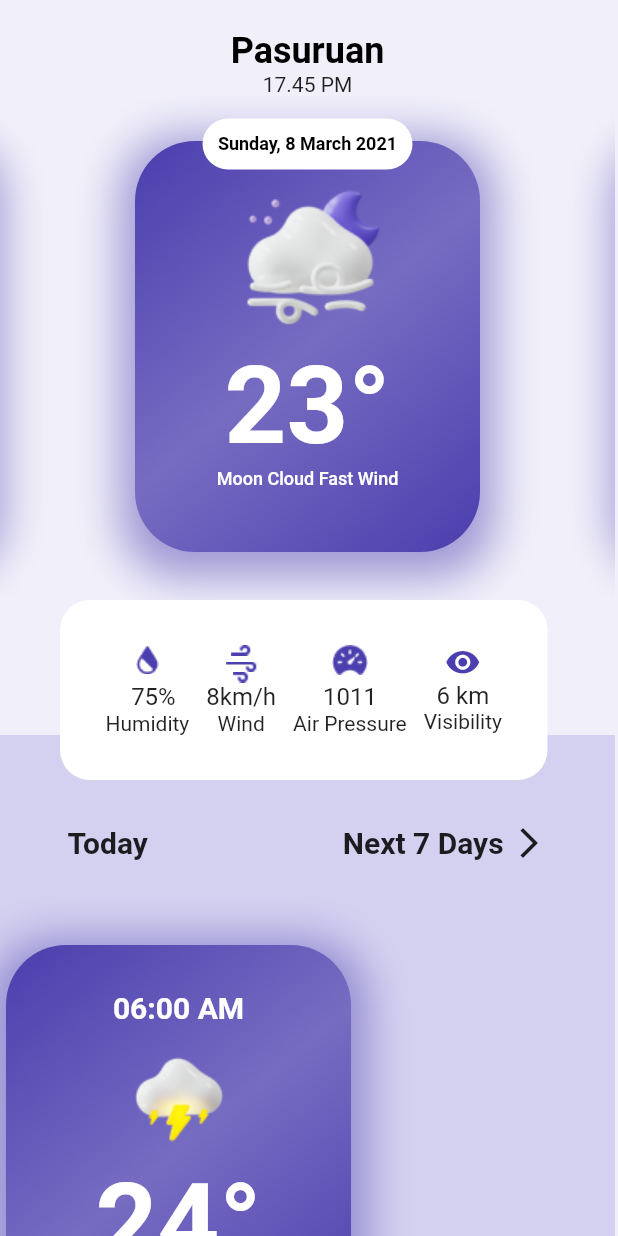
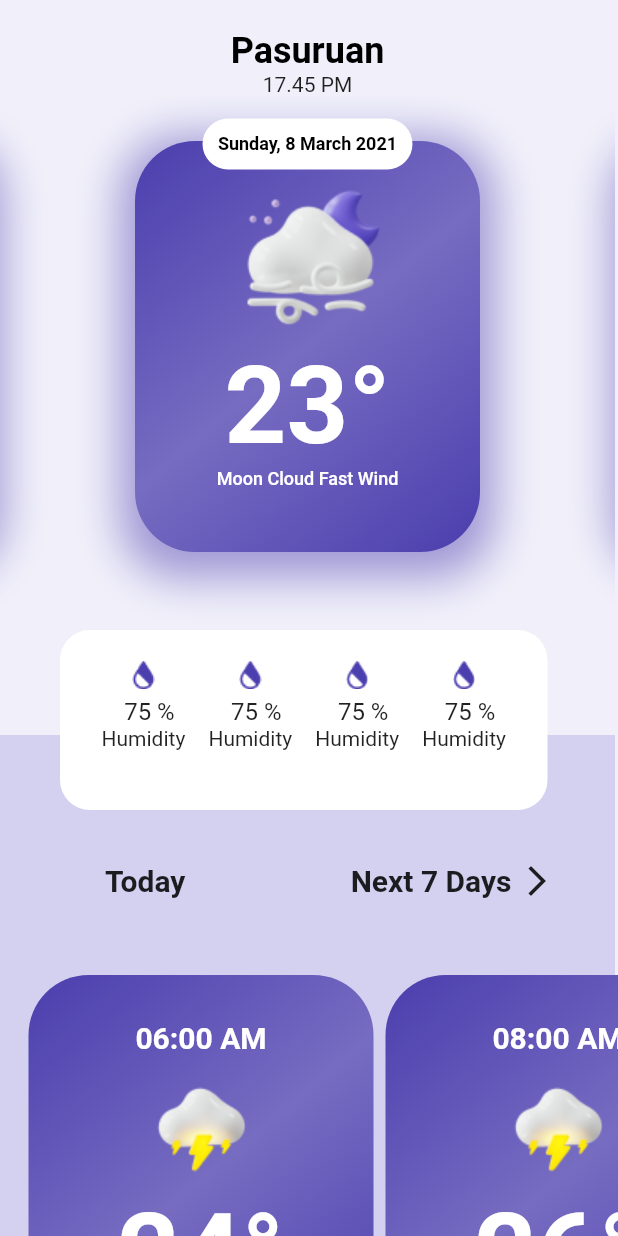
Before and after one commit to alphazen01/weather, a Flutter app: the HomeScreen screen opened directly, on a phone screen of 412 x 824 dp. Run offline on Flutter 3.47's test engine with Material 2 defaults, Android fonts, the phone set to English and light mode, and no system bars; drawn by our look-alikes of carousel_slider.

Commit message:
column_builder

```diff
--- a/lib/custom_card.dart
+++ b/lib/custom_card.dart
@@ -1,8 +1,14 @@
 import 'package:flutter/material.dart';
 
 class Custom_Card extends StatelessWidget {
+  final String? lebel;
+  final String? imageName;
+  final String? value;
+  final Color? color;
   const Custom_Card({
     Key? key,
+    this.lebel,this.imageName,this.value,
+    this.color
   }) : super(key: key);
 
   @override
@@ -19,6 +25,7 @@ class Custom_Card extends StatelessWidget {
             Positioned(
               top:30,
               child: Container(
+
                 width: 230,
                 height: 274,
                 padding: EdgeInsets.only(bottom: 25),
@@ -33,21 +40,14 @@ class Custom_Card extends StatelessWidget {
                   end: Alignment.bottomRight
                  ),
                  borderRadius: BorderRadius.circular(40),
-                 boxShadow: [
-                   BoxShadow(
-                    color:Color(0xff4B3EAE).withOpacity(0.5),
-                    spreadRadius: 10,
-                    blurRadius: 25,
-                    offset: Offset(0,7)
-                   )
-                 ]
                 ),
                 child: Column(
                   children: [
+
                     Padding(
                       padding: const EdgeInsets.only(top: 30),
                       child: Text(
-                        "06:00 AM",
+                        "$lebel",
                          style: TextStyle(
                          fontSize: 20,
                          fontWeight: FontWeight.bold,
@@ -55,15 +55,16 @@ class Custom_Card extends StatelessWidget {
                         ),
                         ),
                     ),
-                   Image.asset("assets/Cloud_3_zap.png"),
+                   Image.asset("assets/$imageName.png"),
                     Text(
-                      "24°",
+                      "$value",
                       style: TextStyle(
                        fontSize: 72,
                        fontWeight: FontWeight.bold,
                        color: Colors.white
                       ),
                       ),
+
                   ],
                 ),
               ),
--- a/lib/home.dart
+++ /dev/null
@@ -1,212 +0,0 @@
-import 'package:carousel_slider/carousel_slider.dart';
-import 'package:demo/custom_card.dart';
-import 'package:demo/widgets/weather_card.dart';
-import 'package:flutter/material.dart';
-
-class HomeScreen extends StatelessWidget {
-
-  const HomeScreen({ Key? key }) : super(key: key);
-
-  @override
-  Widget build(BuildContext context) {
-    return
-         SafeArea(
-         child: Scaffold(
-          backgroundColor: Color(0xffF1F0FA),
-          body:
-             SingleChildScrollView(
-              child: Stack(
-                children: [
-                  Column(
-                    children: [
-                      Container(
-                        width: 410,
-                        height: 490,
-                        // color: Color(0xffF1F0FA),
-                        color: Color(0xffF1F0FA),
-                        child: Column(
-                           children: [
-                             SizedBox(height: 20,),
-                              Text(
-                              "Pasuruan",
-                               style: TextStyle(
-                                fontSize: 24,
-                                color: Colors.black,
-                                fontWeight: FontWeight.bold
-                              ),
-                            ),
-                            Text("17.45 PM"),
-                            // SizedBox(height: 32,),
-                             CarouselSlider(
-                              options: CarouselOptions(height: 400.0),
-                              items: [1,2,3,4,5].map((i) {
-                                return Builder(
-                                  builder: (BuildContext context) {
-                                    return WeatherCard();
-                                  },
-                                );
-                              }).toList()
-                             ),
-                           ],
-                         ),
-                      ),
-                       Container(
-                    height:700 ,
-                    width: 410,
-                    color:Color(0xffD4D1F0)
-                  ),
-                    ],
-                  ),
-                   Positioned(
-                     top: 550,
-                     left: 45,
-                     child: Row(
-                       mainAxisAlignment: MainAxisAlignment.spaceAround,
-                       children: [
-                         Text(
-                           "Today",
-                           style: TextStyle(
-                             fontSize: 20,
-                             fontWeight: FontWeight.bold
-                           ),
-                        ),
-                        SizedBox(
-                          width: 130,
-                        ),
-                         Row(
-                           children: [
-                             Text(
-                               "Next 7 Days ",
-                               style: TextStyle(
-                                 fontSize: 20,
-                                 fontWeight: FontWeight.bold
-                               ),
-                        ),
-                        Icon(Icons.arrow_forward_ios)
-                         ],
-                         ),
-                       ],
-                     )
-                     ),
-                     Positioned(
-                       top: 600,
-                       child: SingleChildScrollView(
-                         child: Row(
-                           children: [
-                           Custom_Card()
-                           ],
-                         ),
-                       ),
-                     ),
-                  Positioned(
-                    top: 400,
-                    left: 40,
-                    child: Container(
-                      height: 120,
-                      width: 325,
-                      decoration: BoxDecoration(
-                        borderRadius: BorderRadius.circular(20),
-                        color:Color(0xffFFFFFF),
-                      ),
-                        child: Padding(
-                        padding: const EdgeInsets.all(30.0),
-                        child: Row(
-                          mainAxisAlignment: MainAxisAlignment.spaceAround,
-                          children: [
-                                 Column(
-                                  children: [
-                                    Image.asset(
-                                      "assets/Vector.png",
-                                      height: 20,
-                                      width: 15,
-                                      ),
-                                      SizedBox(
-                                        height: 5,
-                                      ),
-                                    Padding(
-                                      padding: const EdgeInsets.only(left: 8),
-                                      child: Text(
-                                        "75%",
-                                        style:TextStyle(
-                                          fontSize: 16
-                                        ),
-                                        ),
-                                    ),
-                                    Text("Humidity")
-                                  ],
-                                ),
-
-                            SizedBox(
-                              width: 10,
-                            ),
-                            Column(
-                              children: [
-                                Image.asset("assets/Vector_(3).png"),
-                                SizedBox(
-                                  height: 4,
-                                ),
-                                Padding(
-                                  padding: const EdgeInsets.only(left: 1),
-                                  child: Image.asset("assets/Vector_(2).png"),
-                                ),
-                                Image.asset("assets/Vector_(1).png"),
-                                Text(
-                                  "8km/h",
-                                  style:TextStyle(
-                                  fontSize: 16
-                                  ),
-                                ),
-                                Text("Wind")
-                              ],
-                            ),
-                             SizedBox(
-                              width: 10,
-                            ),
-                            Column(
-                              children: [
-                                Image.asset("assets/Vector_(4).png"),
-                                SizedBox(
-                                  height: 5,
-                                ),
-                                Text(
-                                  "1011",
-                                  style:TextStyle(
-                                  fontSize: 16
-                                  ),
-                                  ),
-                                  Text("Air Pressure")
-                              ],
-                            ),
-                            SizedBox(
-                              width: 10,
-                            ),
-                            Column(
-                              children: [
-                                Icon(Icons.visibility_rounded,
-                                color:Color(0xff4B3EAE),
-                                ),
-                                Text(
-                                  "6 km",
-                                  style:TextStyle(
-                                  fontSize: 16
-                                  ),
-                                  ),
-                                  Text("Visibility")
-                              ],
-                            )
-                          ],
-                        ),
-                      ),
-                    ),
-                  ),
-
-                ],
-              ),
-
-            ),
-
-        ),
-
-    );
-  }
-}
--- a/lib/main.dart
+++ b/lib/main.dart
@@ -1,3 +1,4 @@
+import 'package:demo/screens/home.dart';
 import 'package:demo/screens/details.dart';
 import 'package:flutter/material.dart';
 
@@ -5,8 +6,8 @@ void main() {
   runApp(
     MaterialApp(
       debugShowCheckedModeBanner: false,
-      // home: HomeScreen()
-      home: DetailsScreen(),
+      home: HomeScreen()
+      // home: DetailsScreen(),
     )
   );
 }
--- /dev/null
+++ b/lib/screens/home.dart
@@ -0,0 +1,187 @@
+import 'package:carousel_slider/carousel_slider.dart';
+import 'package:demo/custom_card.dart';
+import 'package:demo/widgets/column_builder.dart';
+import 'package:demo/widgets/weather_card.dart';
+import 'package:flutter/material.dart';
+
+class HomeScreen extends StatelessWidget {
+
+  const HomeScreen({ Key? key }) : super(key: key);
+
+  @override
+  Widget build(BuildContext context) {
+    return
+         SafeArea(
+         child: Scaffold(
+          backgroundColor: Color(0xffF1F0FA),
+          body:
+             SingleChildScrollView(
+              child: Stack(
+                children: [
+                  Column(
+                    children: [
+                      Container(
+                        width: 410,
+                        height: 490,
+                        // color: Color(0xffF1F0FA),
+                        color: Color(0xffF1F0FA),
+                        child: Column(
+                           children: [
+                             SizedBox(height: 20,),
+                              Text(
+                              "Pasuruan",
+                               style: TextStyle(
+                                fontSize: 24,
+                                color: Colors.black,
+                                fontWeight: FontWeight.bold
+                              ),
+                            ),
+                            Text("17.45 PM"),
+                            // SizedBox(height: 32,),
+                             CarouselSlider(
+                              options: CarouselOptions(height: 400.0),
+                              items: [1,2,3,4,5].map((i) {
+                                return Builder(
+                                  builder: (BuildContext context) {
+                                    return WeatherCard();
+                                  },
+                                );
+                              }).toList()
+                             ),
+                           ],
+                         ),
+                      ),
+                       Container(
+                    height:700 ,
+                    width: 410,
+                    color:Color(0xffD4D1F0)
+                  ),
+                    ],
+                  ),
+                   Positioned(
+                     top: 575,
+                     left: 5,
+                     child: Container(
+                       width: 410,
+                       margin: EdgeInsets.symmetric(horizontal: 10),
+                       child: Row(
+                         mainAxisAlignment: MainAxisAlignment.spaceAround,
+                         children: [
+                           Text(
+                             "Today",
+                             style: TextStyle(
+                               fontSize: 20,
+                               fontWeight: FontWeight.bold
+                             ),
+                          ),
+                           Row(
+                             children: [
+                               Text(
+                                 "Next 7 Days ",
+                                 style: TextStyle(
+                                   fontSize: 20,
+                                   fontWeight: FontWeight.bold
+                                 ),
+                          ),
+                          Icon(Icons.arrow_forward_ios)
+                           ],
+                           ),
+                         ],
+                       ),
+                     )
+                     ),
+                    //  Positioned(
+                    //    top: 600,
+                    //    child: SingleChildScrollView(
+                    //      child: Row(
+                    //        children: [
+                    //        Custom_Card()
+                    //        ],
+                    //      ),
+                    //    ),
+                    //  ),
+                    Container(
+                      margin: EdgeInsets.only(top: 620),
+                      height:320,
+                      child: ListView.builder(
+                        itemCount: 6,
+                        shrinkWrap: true,
+                        scrollDirection: Axis.horizontal,
+                        itemBuilder: (context,index){
+                          return Padding(
+                            padding: const EdgeInsets.symmetric(horizontal: 15),
+                            child: Row(
+                              children: [
+                                Custom_Card(
+                                  color: Colors.white,
+                                  lebel: "06:00 AM",
+                                  imageName: "Cloud_3_zap",
+                                  value: "24°",
+                                ),
+                                Custom_Card(
+
+                                  lebel: "08:00 AM",
+                                  imageName: "Cloud_3_zap",
+                                  value: "26°",
+                                  color: Colors.white,
+                                ),
+                              ],
+                            ),
+                          );
+                        }
+                        ),
+                    ),
+                  Positioned(
+                    top: 420,
+                    child: Container(
+                      margin: EdgeInsets.symmetric(horizontal:40 ),
+                      height: 120,
+                      width: 325,
+                      decoration: BoxDecoration(
+                        borderRadius: BorderRadius.circular(20),
+                        color:Color(0xffFFFFFF),
+                      ),
+                        child: Padding(
+                          padding: const EdgeInsets.all(20),
+                          child: Row(
+                            mainAxisAlignment: MainAxisAlignment.spaceAround,
+                            children: [
+                               ColumnBuilder(
+                                 imageName: "Vector",
+                                 value: "75 %",
+                                 label: "Humidity",
+                               ),
+                               ColumnBuilder(
+                                 imageName: "Vector",
+                                 value: "75 %",
+                                 label: "Humidity",
+                               ),
+                               ColumnBuilder(
+                                 imageName: "Vector",
+                                 value: "75 %",
+                                 label: "Humidity",
+                               ),
+                               ColumnBuilder(
+                                 imageName: "Vector",
+                                 value: "75 %",
+                                 label: "Humidity",
+                               ),
+
+
+
+                            ],
+                          ),
+                        ),
+                    ),
+                  ),
+
+                ],
+              ),
+
+            ),
+
+        ),
+
+    );
+  }
+}
--- /dev/null
+++ b/lib/widgets/column_builder.dart
@@ -0,0 +1,37 @@
+import 'package:flutter/material.dart';
+
+class ColumnBuilder extends StatelessWidget {
+  final String? imageName;
+  final String? label;
+  final String? value;
+  const ColumnBuilder({
+    Key? key,
+    this.imageName,this.label,this.value
+  }) : super(key: key);
+
+  @override
+  Widget build(BuildContext context) {
+    return Column(
+     children: [
+       Image.asset(
+         "assets/$imageName.png",
+         height: 20,
+         width: 15,
+         ),
+         SizedBox(
+           height: 5,
+         ),
+       Padding(
+         padding: const EdgeInsets.only(left: 8),
+         child: Text(
+           "$value",
+           style:TextStyle(
+             fontSize: 16
+           ),
+           ),
+       ),
+       Text("$label")
+     ],
+    );
+  }
+}
```
